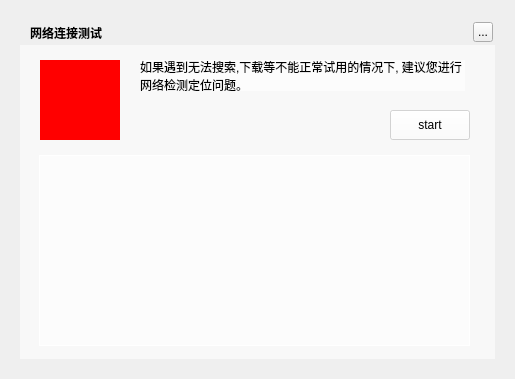
Above: TTKCore/musicUi/musicToolsetswidget/musicnetworkconnectiontestwidget.ui from Greedysky/TTKMusicPlayer before the change. Below: the same form after it.
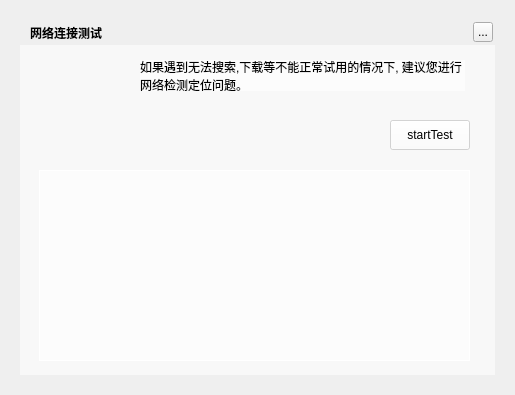
That is the form after the change. Custom widgets are drawn as their Qt base class.

```diff
--- a/TTKCore/musicUi/musicToolsetswidget/musicnetworkconnectiontestwidget.ui
+++ b/TTKCore/musicUi/musicToolsetswidget/musicnetworkconnectiontestwidget.ui
@@ -7,7 +7,7 @@
     <x>0</x>
     <y>0</y>
     <width>515</width>
-    <height>379</height>
+    <height>395</height>
    </rect>
   </property>
   <property name="windowTitle">
@@ -19,7 +19,7 @@
      <x>20</x>
      <y>20</y>
      <width>475</width>
-     <height>339</height>
+     <height>355</height>
     </rect>
    </property>
    <property name="text">
@@ -61,7 +61,7 @@
      <x>20</x>
      <y>45</y>
      <width>475</width>
-     <height>314</height>
+     <height>330</height>
     </rect>
    </property>
    <property name="styleSheet">
@@ -87,7 +87,7 @@
     <property name="geometry">
      <rect>
       <x>19</x>
-      <y>110</y>
+      <y>125</y>
       <width>431</width>
       <height>191</height>
      </rect>
@@ -104,13 +104,13 @@
     <property name="geometry">
      <rect>
       <x>370</x>
-      <y>65</y>
+      <y>75</y>
       <width>80</width>
       <height>30</height>
      </rect>
     </property>
     <property name="text">
-     <string>start</string>
+     <string>startTest</string>
     </property>
    </widget>
   </widget>
@@ -119,12 +119,12 @@
     <rect>
      <x>40</x>
      <y>60</y>
-     <width>80</width>
-     <height>80</height>
+     <width>93</width>
+     <height>93</height>
     </rect>
    </property>
    <property name="styleSheet">
-    <string notr="true">background:red</string>
+    <string notr="true"/>
    </property>
    <property name="text">
     <string/>
@@ -136,6 +136,13 @@
   <zorder>topTitleCloseButton</zorder>
   <zorder>iconLabel</zorder>
  </widget>
+ <customwidgets>
+  <customwidget>
+   <class>MusicGifLabelWidget</class>
+   <extends>QLabel</extends>
+   <header>musicgiflabelwidget.h</header>
+  </customwidget>
+ </customwidgets>
  <resources/>
  <connections/>
 </ui>
```
Left out of the diff: 2 changed lines with no effect on the pictures.
